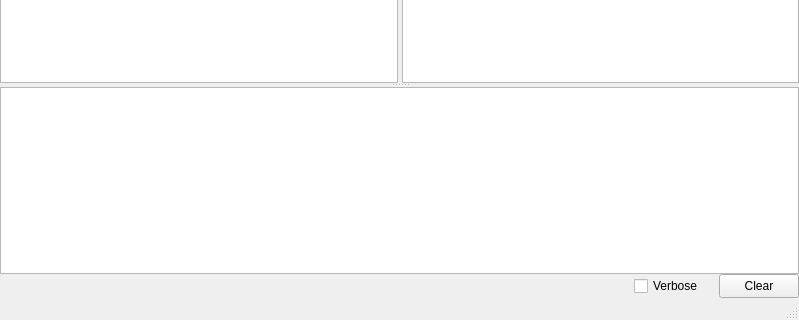
Old version of the form nut/tools/qnutconf/mainwindow.ui in the repository UweBonnes/ethernut; both pictures show x 0 to 799 and y 341 to 661 of the 799 by 661 pixel window.
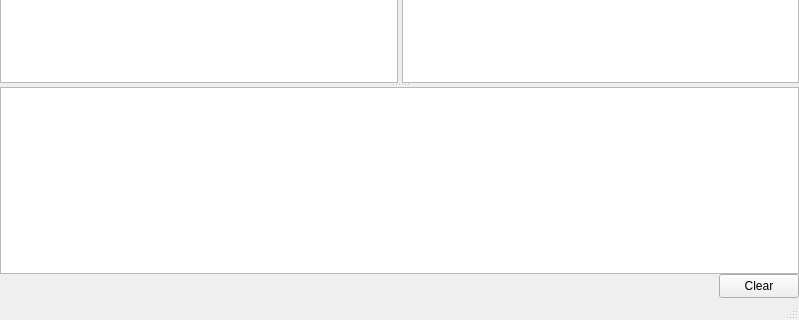
New version of the form. Icons and pictures are not drawn.

Commit message: Move verbose build into persistent configuration option accessible in the settings dialog.

Patch:
```diff
--- a/nut/tools/qnutconf/mainwindow.ui
+++ b/nut/tools/qnutconf/mainwindow.ui
@@ -121,7 +121,7 @@
          </widget>
         </item>
         <item>
-         <layout class="QHBoxLayout" name="logControl" stretch="0,0,0">
+         <layout class="QHBoxLayout" name="logControl" stretch="0,0">
           <property name="spacing">
            <number>15</number>
           </property>
@@ -141,13 +141,6 @@
             </property>
            </spacer>
           </item>
-          <item>
-           <widget class="QCheckBox" name="logVerbose">
-            <property name="text">
-             <string>Verbose</string>
-            </property>
-           </widget>
-          </item>
           <item>
            <widget class="QPushButton" name="logClear">
             <property name="sizePolicy">
```
Left out of the diff: 1 changed line with no effect on the pictures. The commit also changes 5 other files.
